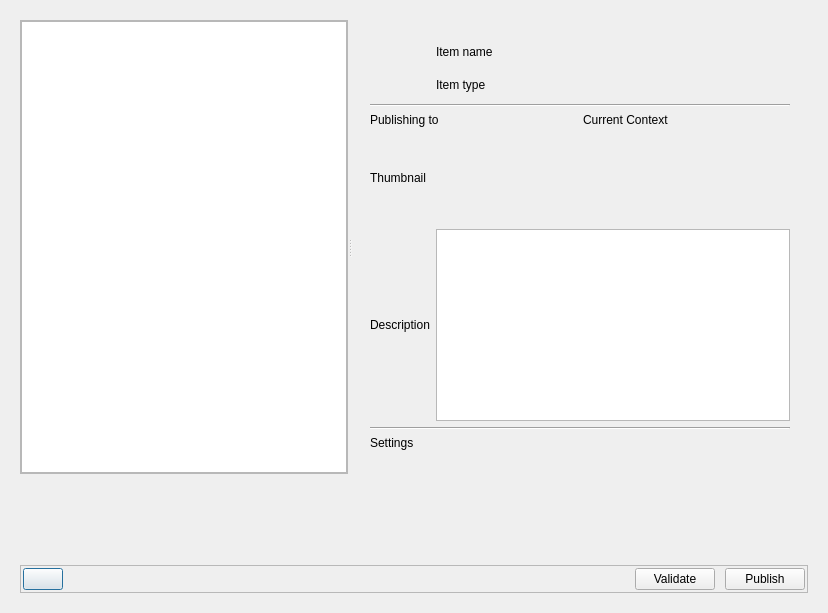
First picture: the form in resources/dialog.ui, repository shotgunsoftware/tk-multi-publish2, before the edit.
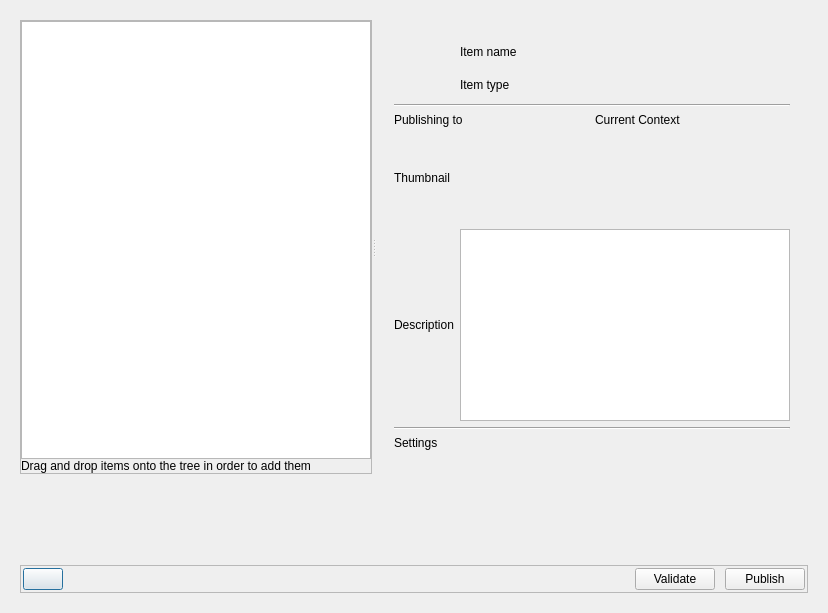
Second picture: the form after the edit. Icons and pictures are not drawn. Custom widgets are drawn as their Qt base class.

Commit message: drag and drop window management.

Patch:
```diff
--- a/resources/dialog.ui
+++ b/resources/dialog.ui
@@ -175,6 +175,13 @@
              </column>
             </widget>
            </item>
+           <item>
+            <widget class="QLabel" name="label">
+             <property name="text">
+              <string>Drag and drop items onto the tree in order to add them</string>
+             </property>
+            </widget>
+           </item>
           </layout>
          </widget>
          <widget class="QFrame" name="details_frame">
```
The commit also changes 21 other files.
